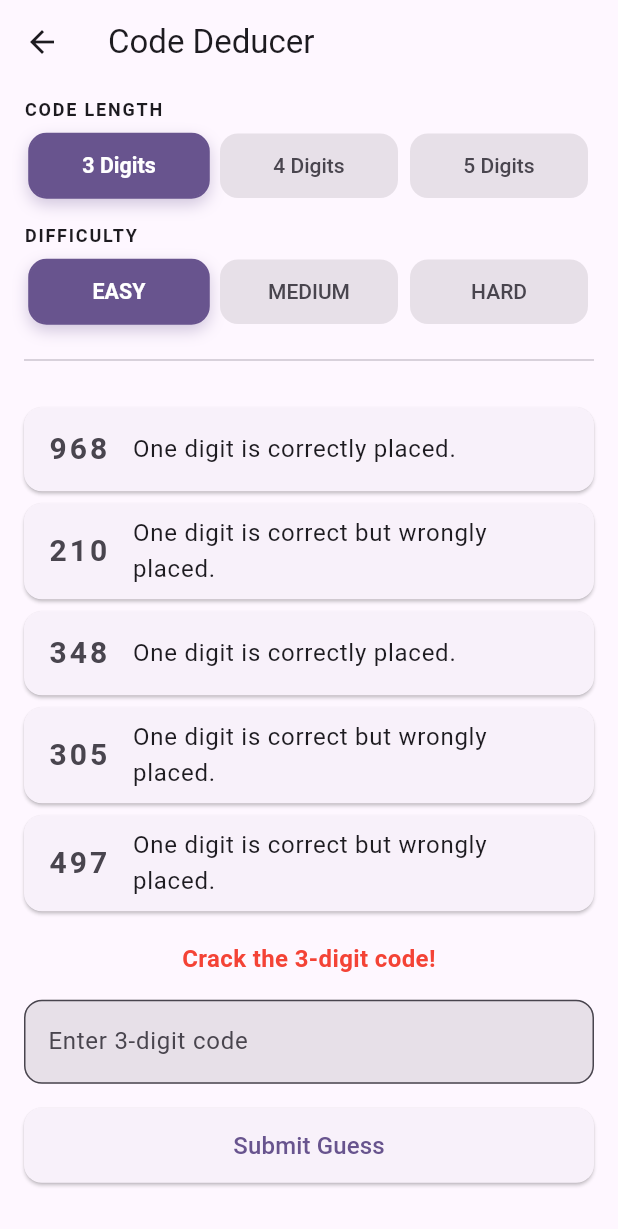
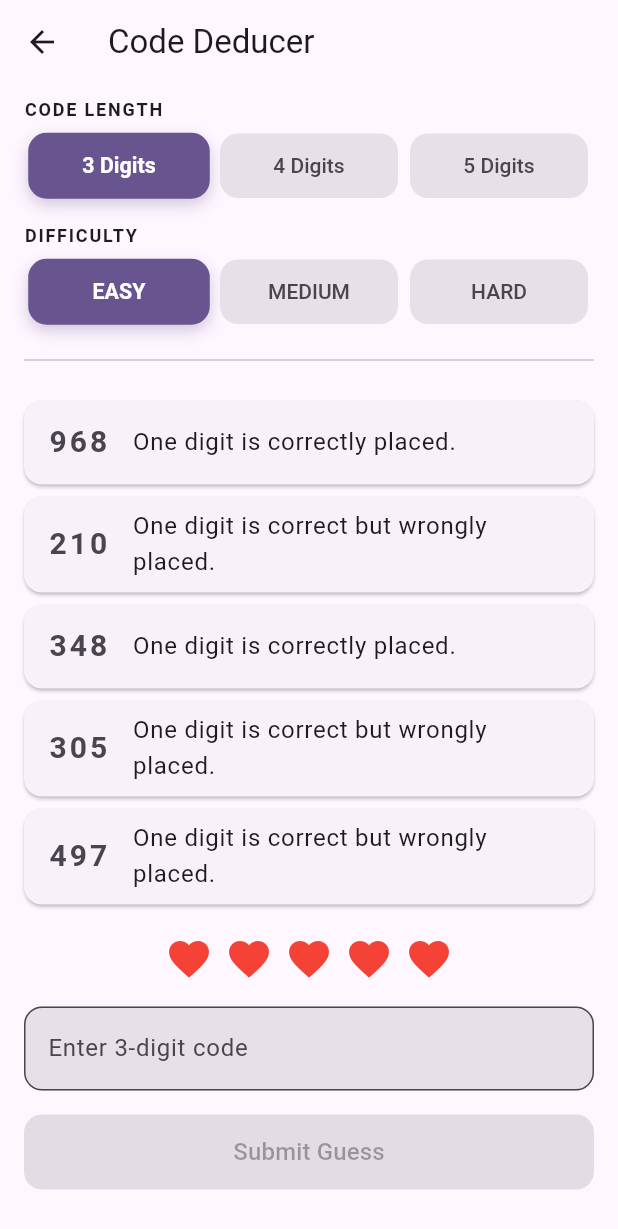
Before and after one commit to rmp7439/brain_games, a Flutter app: the CodeDeducerPage screen opened by its route, on a phone screen of 412 x 824 dp. Shown: the top 1229 px of the screen. Run offline on Flutter 3.47's test engine with Material 3 defaults, Android fonts, the phone set to English and light mode, and no system bars; our stand-ins replace flutter_riverpod, go_router.

Commit message:
added hearts feature in game

```diff
--- a/lib/features/code_deducer/code_deducer_page.dart
+++ b/lib/features/code_deducer/code_deducer_page.dart
@@ -3,18 +3,19 @@ import 'package:flutter/services.dart';
 import 'package:flutter_riverpod/flutter_riverpod.dart';
 import 'package:go_router/go_router.dart';
 
+import 'constants/game_constants.dart';
 import 'models/puzzle.dart';
 import 'models/clue.dart';
 import 'providers/code_deducer_provider.dart';
 
-class CodeDeducerPage extends StatefulWidget {
+class CodeDeducerPage extends ConsumerStatefulWidget {
   const CodeDeducerPage({super.key});
 
   @override
-  State<CodeDeducerPage> createState() => _CodeDeducerPageState();
+  ConsumerState<CodeDeducerPage> createState() => _CodeDeducerPageState();
 }
 
-class _CodeDeducerPageState extends State<CodeDeducerPage> {
+class _CodeDeducerPageState extends ConsumerState<CodeDeducerPage> {
   late TextEditingController _textController;
 
   @override
@@ -29,8 +30,107 @@ class _CodeDeducerPageState extends State<CodeDeducerPage> {
     super.dispose();
   }
 
+  String _formatTime(Duration? duration) {
+    if (duration == null) return '--:--';
+    final m = duration.inMinutes.toString().padLeft(2, '0');
+    final s = (duration.inSeconds % 60).toString().padLeft(2, '0');
+    return '$m:$s';
+  }
+
+  void _showEndGameDialog(CodeDeducerState state, bool isWin) {
+    showGeneralDialog(
+      context: context,
+      barrierDismissible: false,
+      barrierColor: Colors.black.withValues(alpha : 0.6),
+      transitionDuration: const Duration(milliseconds: 350),
+      pageBuilder: (context, anim1, anim2) => const SizedBox.shrink(),
+      transitionBuilder: (context, anim1, anim2, child) {
+        return Transform.scale(
+          scale: Curves.easeOutBack.transform(anim1.value),
+          child: Opacity(
+            opacity: anim1.value,
+            child: AlertDialog(
+              shape: RoundedRectangleBorder(borderRadius: BorderRadius.circular(20)),
+              title: Row(
+                children: [
+                  Icon(
+                    isWin ? Icons.emoji_events : Icons.videogame_asset_off,
+                    color: isWin ? Colors.amber : Colors.red,
+                    size: 28,
+                  ),
+                  const SizedBox(width: 8),
+                  Text(
+                    isWin ? 'Congratulations!' : 'Game Over',
+                    style: const TextStyle(fontWeight: FontWeight.bold),
+                  ),
+                ],
+              ),
+              content: Column(
+                mainAxisSize: MainAxisSize.min,
+                crossAxisAlignment: CrossAxisAlignment.stretch,
+                children: [
+                  if (!isWin) ...[
+                    Text(
+                      'The code was: ${state.puzzle?.secretCode}',
+                      style: const TextStyle(fontSize: 18, fontWeight: FontWeight.bold, color: Colors.red),
+                      textAlign: TextAlign.center,
+                    ),
+                    const SizedBox(height: 16),
+                  ],
+                  _DialogStatRow(label: 'Difficulty', value: state.puzzle?.difficulty.name.toUpperCase() ?? ''),
+                  _DialogStatRow(label: 'Code Length', value: '${state.puzzle?.codeLength} Digits'),
+                  _DialogStatRow(label: 'Attempts Used', value: '${state.attemptsUsed}/${CodeDeducerConstants.maxAttempts}'),
+                  if (isWin) _DialogStatRow(label: 'Attempts Remaining', value: '${state.attemptsRemaining}'),
+                  _DialogStatRow(label: 'Completion Time', value: _formatTime(state.completionTime)),
+                  if (isWin) ...[
+                    const Divider(height: 24),
+                    _DialogStatRow(
+                      label: 'XP Earned',
+                      value: '+${state.earnedXp}',
+                      valueColor: Colors.green,
+                      isBold: true,
+                    ),
+                  ],
+                ],
+              ),
+              actions: [
+                TextButton(
+                  onPressed: () {
+                    Navigator.of(context).pop();
+                    context.go('/home');
+                  },
+                  child: const Text('Back Home'),
+                ),
+                ElevatedButton(
+                  onPressed: () {
+                    Navigator.of(context).pop();
+                    _textController.clear();
+                    ref.read(codeDeducerProvider.notifier).startNewGame(
+                      state.selectedDifficulty,
+                      state.selectedCodeLength
+                    );
+                  },
+                  child: const Text('Play Again'),
+                ),
+              ],
+            ),
+          ),
+        );
+      },
+    );
+  }
+
   @override
   Widget build(BuildContext context) {
+    // Listen for Game End State changes to trigger subtle dialogs
+    ref.listen<CodeDeducerState>(codeDeducerProvider, (previous, next) {
+      if (previous?.status == GameStatus.playing && next.status == GameStatus.won) {
+        _showEndGameDialog(next, true);
+      } else if (previous?.status == GameStatus.playing && next.status == GameStatus.lost) {
+        _showEndGameDialog(next, false);
+      }
+    });
+
     return Scaffold(
       appBar: AppBar(
         title: const Text('Code Deducer'),
@@ -57,6 +157,40 @@ class _CodeDeducerPageState extends State<CodeDeducerPage> {
   }
 }
 
+class _DialogStatRow extends StatelessWidget {
+  final String label;
+  final String value;
+  final Color? valueColor;
+  final bool isBold;
+
+  const _DialogStatRow({
+    required this.label,
+    required this.value,
+    this.valueColor,
+    this.isBold = false,
+  });
+
+  @override
+  Widget build(BuildContext context) {
+    return Padding(
+      padding: const EdgeInsets.symmetric(vertical: 4.0),
+      child: Row(
+        mainAxisAlignment: MainAxisAlignment.spaceBetween,
+        children: [
+          Text(label, style: const TextStyle(color: Colors.grey)),
+          Text(
+            value,
+            style: TextStyle(
+              fontWeight: isBold ? FontWeight.bold : FontWeight.w500,
+              color: valueColor,
+            ),
+          ),
+        ],
+      ),
+    );
+  }
+}
+
 class _SettingsHeader extends ConsumerWidget {
   final TextEditingController textController;
   const _SettingsHeader({required this.textController});
@@ -70,8 +204,11 @@ class _SettingsHeader extends ConsumerWidget {
   Widget build(BuildContext context, WidgetRef ref) {
     final selectedLength = ref.watch(codeDeducerProvider.select((s) => s.selectedCodeLength));
     final selectedDiff = ref.watch(codeDeducerProvider.select((s) => s.selectedDifficulty));
+    final isGenerating = ref.watch(codeDeducerProvider.select((s) => s.isGenerating));
 
-    return Column(
+    return IgnorePointer(
+      ignoring: isGenerating,
+      child: Column(
         crossAxisAlignment: CrossAxisAlignment.stretch,
         children: [
           const Text(
@@ -106,6 +243,7 @@ class _SettingsHeader extends ConsumerWidget {
             }).toList(),
           ),
         ],
+      ),
     );
   }
 }
@@ -117,9 +255,7 @@ class _AnimatedGameBoard extends ConsumerWidget {
   @override
   Widget build(BuildContext context, WidgetRef ref) {
     final state = ref.watch(codeDeducerProvider);
-    final notifier = ref.read(codeDeducerProvider.notifier);
 
-    // Initial load state
     if (state.puzzle == null && state.isGenerating) {
       return const Center(
         key: ValueKey('initial_loading'),
@@ -148,33 +284,29 @@ class _AnimatedGameBoard extends ConsumerWidget {
       child: _GameBoardContent(
         key: ValueKey(state.puzzle),
         state: state,
-        notifier: notifier,
         textController: textController,
       ),
     );
   }
 }
 
-class _GameBoardContent extends StatelessWidget {
+class _GameBoardContent extends ConsumerWidget {
   final CodeDeducerState state;
-  final CodeDeducerNotifier notifier;
   final TextEditingController textController;
 
   const _GameBoardContent({
     super.key,
     required this.state,
-    required this.notifier,
     required this.textController,
   });
 
   @override
-  Widget build(BuildContext context) {
-    // Dim the board while generating to provide visual context without completely removing the UI
+  Widget build(BuildContext context, WidgetRef ref) {
     return AnimatedOpacity(
       duration: const Duration(milliseconds: 250),
       opacity: state.isGenerating ? 0.4 : 1.0,
       child: IgnorePointer(
-        ignoring: state.isGenerating,
+        ignoring: state.isGenerating || state.status != GameStatus.playing,
         child: SingleChildScrollView(
           child: Column(
             crossAxisAlignment: CrossAxisAlignment.stretch,
@@ -189,27 +321,19 @@ class _GameBoardContent extends StatelessWidget {
                 },
               ),
               const SizedBox(height: 16),
-              AnimatedSwitcher(
-                duration: const Duration(milliseconds: 200),
-                child: Text(
-                  state.feedback,
-                  key: ValueKey('${state.feedback}_${state.guessCount}'),
-                  textAlign: TextAlign.center,
-                  style: TextStyle(
-                    fontSize: 16,
-                    fontWeight: FontWeight.bold,
-                    color: state.status == GameStatus.won ? Colors.green : Colors.red,
-                  ),
-                ),
+
+              // Hearts Display UI
+              _HeartsDisplay(
+                attemptsRemaining: state.attemptsRemaining,
+                maxAttempts: CodeDeducerConstants.maxAttempts
               ),
               const SizedBox(height: 16),
+
               TextField(
                 controller: textController,
                 keyboardType: TextInputType.number,
                 maxLength: state.puzzle!.codeLength,
-                inputFormatters: [
-                  FilteringTextInputFormatter.digitsOnly,
-                ],
+                inputFormatters: [FilteringTextInputFormatter.digitsOnly],
                 decoration: InputDecoration(
                   border: OutlineInputBorder(borderRadius: BorderRadius.circular(12)),
                   labelText: 'Enter ${state.puzzle!.codeLength}-digit code',
@@ -219,46 +343,66 @@ class _GameBoardContent extends StatelessWidget {
                 enabled: state.status == GameStatus.playing && !state.isGenerating,
               ),
               const SizedBox(height: 16),
-              AnimatedSwitcher(
-                duration: const Duration(milliseconds: 300),
-                child: state.status == GameStatus.playing
-                    ? ElevatedButton(
-                        key: const ValueKey('submit'),
+
+              // Dynamically enable/disable submit button strictly based on length & state
+              ValueListenableBuilder<TextEditingValue>(
+                valueListenable: textController,
+                builder: (context, value, child) {
+                  final isValidLength = value.text.length == state.puzzle!.codeLength;
+                  final isPlaying = state.status == GameStatus.playing;
+                  final canSubmit = isValidLength && isPlaying && !state.isGenerating;
+
+                  return ElevatedButton(
                     style: ElevatedButton.styleFrom(
                       minimumSize: const Size.fromHeight(50),
                       shape: RoundedRectangleBorder(borderRadius: BorderRadius.circular(12)),
                     ),
-                        onPressed: () {
+                    onPressed: canSubmit ? () {
                       HapticFeedback.mediumImpact();
                       final guess = textController.text.trim();
-                          notifier.submitGuess(guess);
-
-                          if (guess.length == state.puzzle!.codeLength) {
+                      ref.read(codeDeducerProvider.notifier).submitGuess(guess);
                       textController.clear();
                       FocusScope.of(context).unfocus();
-                          }
+                    } : null,
+                    child: const Text('Submit Guess', style: TextStyle(fontSize: 16)),
+                  );
                 },
-                        child: const Text('Submit Guess', style: TextStyle(fontSize: 16)),
-                      )
-                    : ElevatedButton(
-                        key: const ValueKey('play_again'),
-                        style: ElevatedButton.styleFrom(
-                          minimumSize: const Size.fromHeight(50),
-                          shape: RoundedRectangleBorder(borderRadius: BorderRadius.circular(12)),
-                        ),
-                        onPressed: () {
-                          HapticFeedback.lightImpact();
-                          textController.clear();
-                          notifier.startNewGame(state.selectedDifficulty, state.selectedCodeLength);
-                        },
-                        child: const Text('Play Again', style: TextStyle(fontSize: 16)),
-                      ),
               ),
               const SizedBox(height: 8),
             ],
           ),
         ),
       ),
+    );
+  }
+}
+
+class _HeartsDisplay extends StatelessWidget {
+  final int attemptsRemaining;
+  final int maxAttempts;
+
+  const _HeartsDisplay({required this.attemptsRemaining, required this.maxAttempts});
+
+  @override
+  Widget build(BuildContext context) {
+    return Row(
+      mainAxisAlignment: MainAxisAlignment.center,
+      children: List.generate(maxAttempts, (index) {
+        final isFull = index < attemptsRemaining;
+        return Padding(
+          padding: const EdgeInsets.symmetric(horizontal: 4.0),
+          child: AnimatedSwitcher(
+            duration: const Duration(milliseconds: 300),
+            transitionBuilder: (child, anim) => ScaleTransition(scale: anim, child: child),
+            child: Icon(
+              isFull ? Icons.favorite : Icons.favorite_border,
+              key: ValueKey(isFull),
+              color: isFull ? Colors.red : Colors.grey.shade400,
+              size: 32,
+            ),
+          ),
+        );
+      }),
     );
   }
 }
@@ -347,7 +491,7 @@ class _AnimatedSelectionButton<T> extends StatelessWidget {
               boxShadow: isSelected
                   ? [
                       BoxShadow(
-                        color: theme.colorScheme.primary.withValues(alpha: 0.3),
+                        color: theme.colorScheme.primary.withValues(alpha : 0.3),
                         blurRadius: 8,
                         offset: const Offset(0, 4),
                       )
--- a/lib/features/code_deducer/providers/code_deducer_provider.dart
+++ b/lib/features/code_deducer/providers/code_deducer_provider.dart
@@ -1,6 +1,7 @@
 import 'dart:isolate';
 import 'package:flutter_riverpod/flutter_riverpod.dart';
 
+import '../constants/game_constants.dart';
 import '../logic/generator.dart';
 import '../models/puzzle.dart';
 
@@ -15,6 +16,13 @@ class CodeDeducerState {
   final int guessCount;
   final bool isGenerating;
 
+  // Player State Extensions
+  final int attemptsRemaining;
+  final int attemptsUsed;
+  final DateTime? startTime;
+  final DateTime? endTime;
+  final int earnedXp;
+
   const CodeDeducerState({
     this.puzzle,
     this.status = GameStatus.playing,
@@ -23,7 +31,17 @@ class CodeDeducerState {
     this.selectedCodeLength = 3,
     this.guessCount = 0,
     this.isGenerating = false,
+    this.attemptsRemaining = CodeDeducerConstants.maxAttempts,
+    this.attemptsUsed = 0,
+    this.startTime,
+    this.endTime,
+    this.earnedXp = 0,
   });
+
+  // Getters for external statistics tracking
+  Duration? get completionTime => (startTime != null && endTime != null) ? endTime!.difference(startTime!) : null;
+  bool get isGameOver => status == GameStatus.lost;
+  bool get isSolved => status == GameStatus.won;
 
   CodeDeducerState copyWith({
     Puzzle? puzzle,
@@ -33,6 +51,11 @@ class CodeDeducerState {
     int? selectedCodeLength,
     int? guessCount,
     bool? isGenerating,
+    int? attemptsRemaining,
+    int? attemptsUsed,
+    DateTime? startTime,
+    DateTime? endTime,
+    int? earnedXp,
   }) {
     return CodeDeducerState(
       puzzle: puzzle ?? this.puzzle,
@@ -42,6 +65,11 @@ class CodeDeducerState {
       selectedCodeLength: selectedCodeLength ?? this.selectedCodeLength,
       guessCount: guessCount ?? this.guessCount,
       isGenerating: isGenerating ?? this.isGenerating,
+      attemptsRemaining: attemptsRemaining ?? this.attemptsRemaining,
+      attemptsUsed: attemptsUsed ?? this.attemptsUsed,
+      startTime: startTime ?? this.startTime,
+      endTime: endTime ?? this.endTime,
+      earnedXp: earnedXp ?? this.earnedXp,
     );
   }
 }
@@ -56,7 +84,6 @@ class CodeDeducerNotifier extends StateNotifier<CodeDeducerState> {
   Future<void> startNewGame(Difficulty difficulty, int codeLength) async {
     final thisGenerationId = ++_currentGenerationId;
 
-    // Acknowledge tap immediately without dropping the current puzzle
     state = state.copyWith(
       selectedDifficulty: difficulty,
       selectedCodeLength: codeLength,
@@ -74,7 +101,6 @@ class CodeDeducerNotifier extends StateNotifier<CodeDeducerState> {
       );
 
       if (_currentGenerationId == thisGenerationId) {
-        // Build a fresh state to reset the board completely
         state = CodeDeducerState(
           puzzle: puzzle,
           status: GameStatus.playing,
@@ -83,6 +109,9 @@ class CodeDeducerNotifier extends StateNotifier<CodeDeducerState> {
           selectedCodeLength: codeLength,
           guessCount: 0,
           isGenerating: false,
+          attemptsRemaining: CodeDeducerConstants.maxAttempts,
+          attemptsUsed: 0,
+          startTime: DateTime.now(),
         );
       }
     } catch (e) {
@@ -99,29 +128,48 @@ class CodeDeducerNotifier extends StateNotifier<CodeDeducerState> {
   void submitGuess(String guess) {
     final cleanGuess = guess.trim();
 
+    // Safety check: input must be strictly valid to count as an attempt
     if (state.status != GameStatus.playing || state.puzzle == null || state.isGenerating) return;
+    final puzzle = state.puzzle!;
+    if (cleanGuess.length != puzzle.codeLength) return;
 
-    final puzzle = state.puzzle!;
-
-    if (cleanGuess.length != puzzle.codeLength) {
-      state = state.copyWith(
-        feedback: 'Code must be ${puzzle.codeLength} digits.',
-        guessCount: state.guessCount + 1,
-      );
-      return;
-    }
+    final currentAttempt = state.attemptsUsed + 1;
 
     if (cleanGuess == puzzle.secretCode) {
+      // Victory
+      final xp = CodeDeducerConstants.calculateXp(puzzle.difficulty, currentAttempt);
       state = state.copyWith(
         status: GameStatus.won,
         feedback: 'Correct! The code was $cleanGuess.',
         guessCount: state.guessCount + 1,
+        attemptsUsed: currentAttempt,
+        endTime: DateTime.now(),
+        earnedXp: xp,
       );
     } else {
-      state = state.copyWith(
-        feedback: '$cleanGuess is incorrect. Try again!',
-        guessCount: state.guessCount + 1,
-      );
+      // Incorrect valid guess
+      final remaining = state.attemptsRemaining - 1;
+
+      if (remaining <= 0) {
+        // Game Over
+        state = state.copyWith(
+          status: GameStatus.lost,
+          feedback: 'Game Over! The code was ${puzzle.secretCode}.',
+          guessCount: state.guessCount + 1,
+          attemptsRemaining: 0,
+          attemptsUsed: currentAttempt,
+          endTime: DateTime.now(),
+          earnedXp: 0,
+        );
+      } else {
+        // Continue Playing
+        state = state.copyWith(
+          feedback: '$cleanGuess is incorrect. Try again!',
+          guessCount: state.guessCount + 1,
+          attemptsRemaining: remaining,
+          attemptsUsed: currentAttempt,
+        );
+      }
     }
   }
 }
```
Also changed, not shown: lib/features/code_deducer/constants/game_constants.dart (added, +42 -0 lines). Lines whose indentation alone changed are shown as unchanged.
